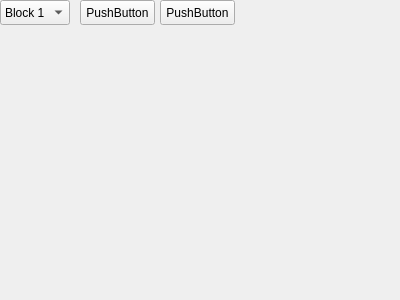
The window that widget.ui (zionedge/Xd) describes before a commit, drawn with Qt 5.
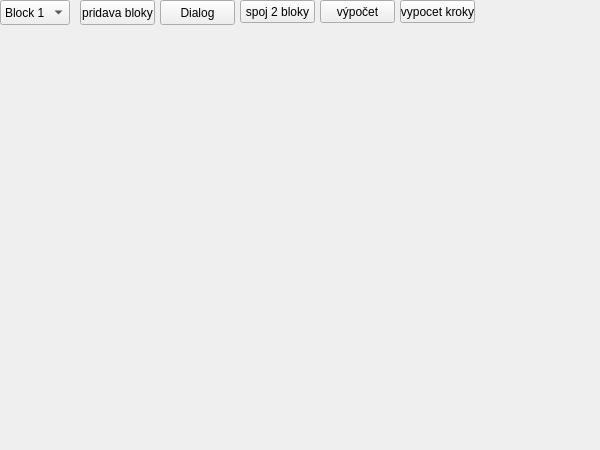
The same window after the commit.

```diff
--- a/widget.ui
+++ b/widget.ui
@@ -6,8 +6,8 @@
    <rect>
     <x>0</x>
     <y>0</y>
-    <width>400</width>
-    <height>300</height>
+    <width>600</width>
+    <height>450</height>
    </rect>
   </property>
   <property name="windowTitle">
@@ -23,7 +23,7 @@
     </rect>
    </property>
    <property name="text">
-    <string>PushButton</string>
+    <string>pridava bloky</string>
    </property>
   </widget>
   <widget class="QComboBox" name="comboBox">
@@ -74,7 +74,46 @@
     </rect>
    </property>
    <property name="text">
-    <string>PushButton</string>
+    <string>Dialog</string>
+   </property>
+  </widget>
+  <widget class="QPushButton" name="pushButton">
+   <property name="geometry">
+    <rect>
+     <x>240</x>
+     <y>0</y>
+     <width>75</width>
+     <height>23</height>
+    </rect>
+   </property>
+   <property name="text">
+    <string>spoj 2 bloky</string>
+   </property>
+  </widget>
+  <widget class="QPushButton" name="pushButton_3">
+   <property name="geometry">
+    <rect>
+     <x>320</x>
+     <y>0</y>
+     <width>75</width>
+     <height>23</height>
+    </rect>
+   </property>
+   <property name="text">
+    <string>výpočet</string>
+   </property>
+  </widget>
+  <widget class="QPushButton" name="pushButton_4">
+   <property name="geometry">
+    <rect>
+     <x>400</x>
+     <y>0</y>
+     <width>75</width>
+     <height>23</height>
+    </rect>
+   </property>
+   <property name="text">
+    <string>vypocet kroky</string>
    </property>
   </widget>
  </widget>
```
